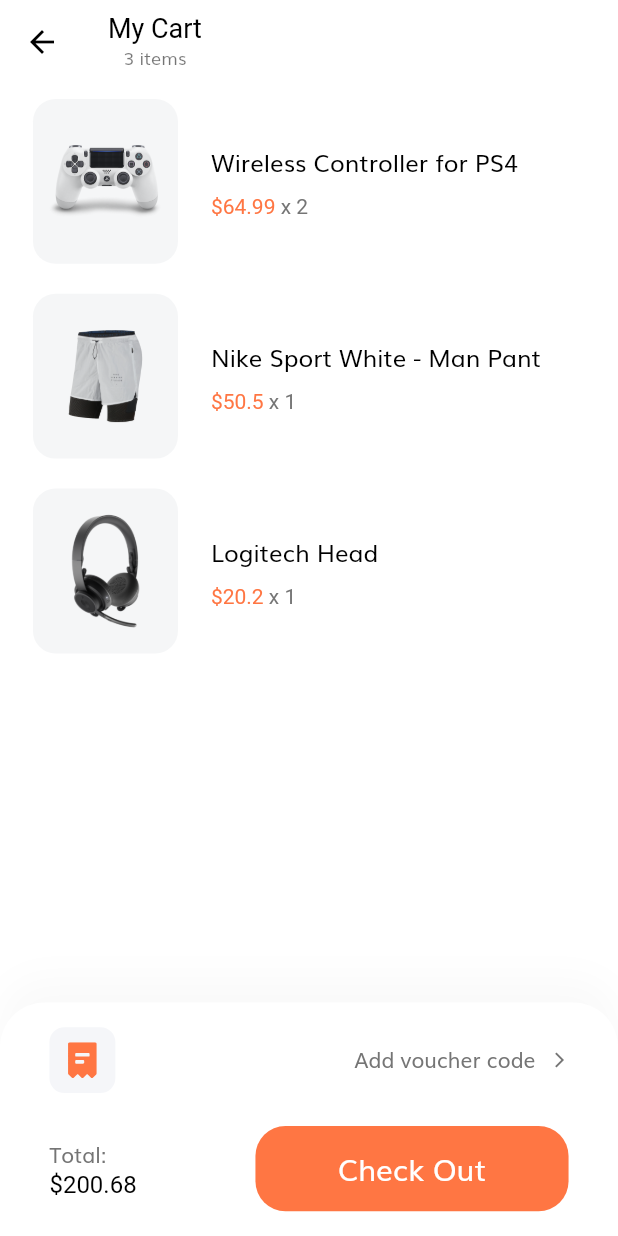
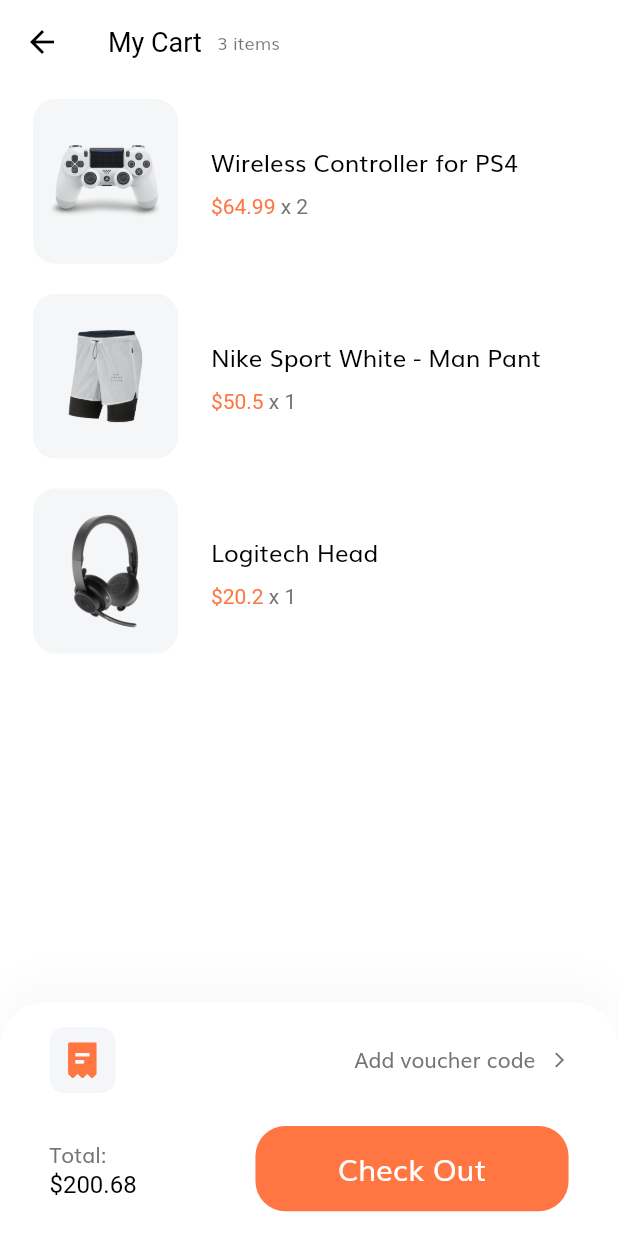
Before and after one commit to ElXak/e_shop, a Flutter app: the CartScreen screen opened by its route, on a phone screen of 412 x 824 dp. Run offline on Flutter 3.47's test engine with Material 2 defaults, Android fonts, the phone set to English and light mode, and no system bars; our stand-ins replace flutter_svg.

Commit message:
Refactored CartScreen 2

```diff
--- a/lib/components/home_header.dart
+++ b/lib/components/home_header.dart
@@ -1,3 +1,4 @@
+import 'package:e_shop/models/CartItem.dart';
 import 'package:flutter/material.dart';
 
 import '../size_config.dart';
@@ -21,6 +22,7 @@ class HomeHeader extends StatelessWidget {
           SearchField(),
           IconBtnWithCounter(
             svgSrc: 'assets/icons/Cart Icon.svg',
+            numOfItems: demoCart.length,
             onPress: () => Navigator.pushNamed(context, CartScreen.routeName),
           ),
           IconBtnWithCounter(
--- a/lib/screens/cart/cart_screen.dart
+++ b/lib/screens/cart/cart_screen.dart
@@ -26,7 +26,7 @@ class _CartScreenState extends State<CartScreen> {
 
   AppBar buildAppBar(BuildContext context) {
     return AppBar(
-      title: Column(
+      title: Row(
         children: [
           Text(
             'My Cart',
@@ -34,6 +34,7 @@ class _CartScreenState extends State<CartScreen> {
               color: Colors.black,
             ),
           ),
+          SizedBox(width: 10),
           Text(
             '${demoCart.length} items',
             style: Theme.of(context).textTheme.caption,
```
